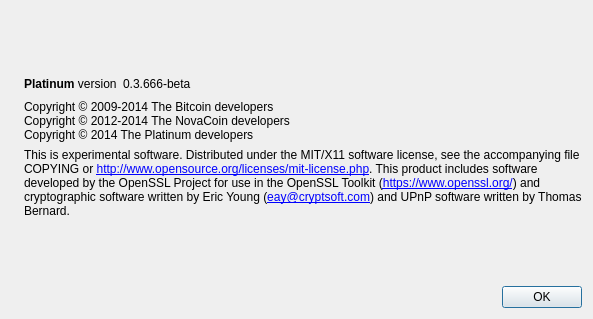
Qt form src/qt/forms/aboutdialog.ui (PLTpay/platinum) before a commit.
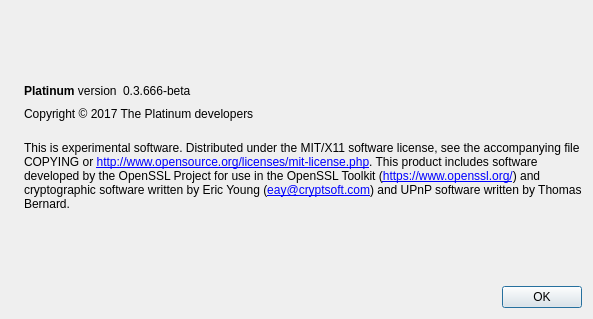
The same form after that commit. Icons and pictures are not drawn.

What changed in the file:
```diff
--- a/src/qt/forms/aboutdialog.ui
+++ b/src/qt/forms/aboutdialog.ui
@@ -91,9 +91,8 @@
         <cursorShape>IBeamCursor</cursorShape>
        </property>
        <property name="text">
-        <string>Copyright © 2009-2014 The Bitcoin developers
-Copyright © 2012-2014 The NovaCoin developers
-Copyright © 2014 The Platinum developers</string>
+        <string>Copyright © 2017 The Platinum developers
+	</string>
        </property>
        <property name="textInteractionFlags">
         <set>Qt::LinksAccessibleByMouse|Qt::TextSelectableByKeyboard|Qt::TextSelectableByMouse</set>
```
Left out of the diff: 4 changed lines with no effect on the pictures.
